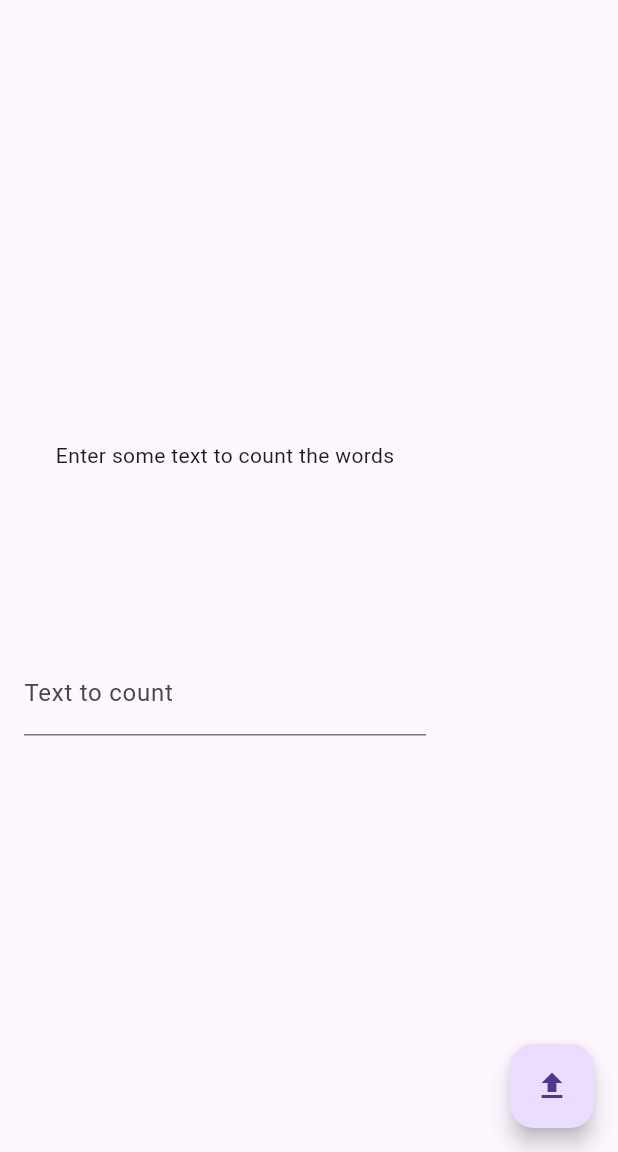
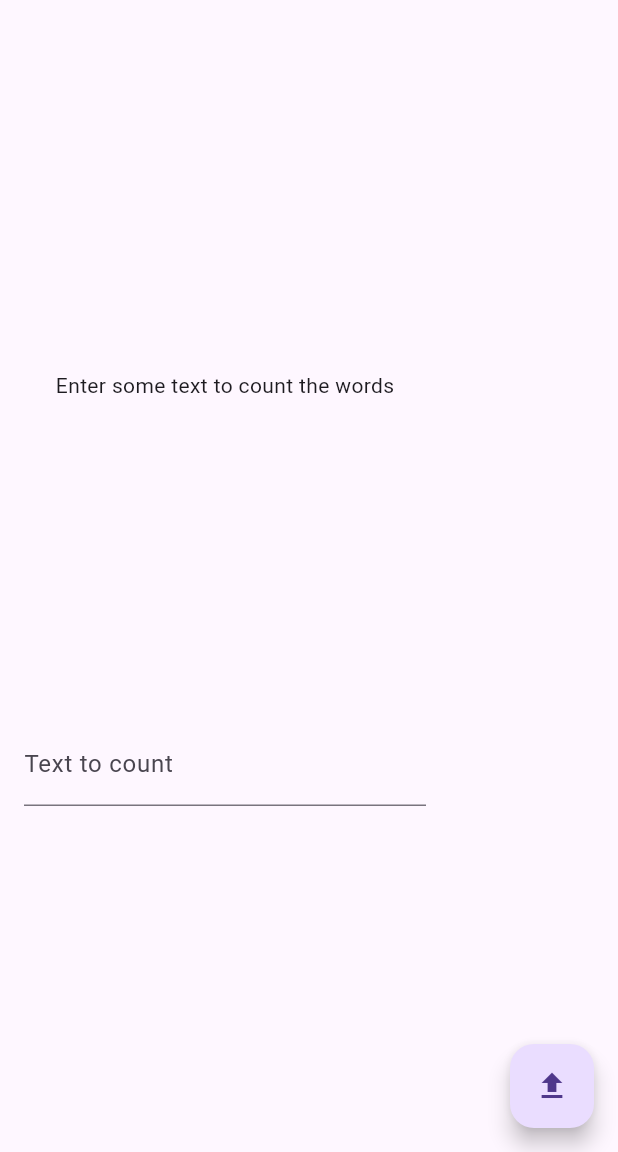
Before and after one commit to WarriorsSami/hci-labs, a Flutter app: the screen it shows after launch, after a tap on the "upload" icon, on a phone screen of 412 x 824 dp, the part 84-1236 px from its top. Run offline on Flutter 3.47's test engine with Material 3 defaults, Android fonts, the light colour scheme and no system bars; our stand-ins replace auto_size_text, bounce, file_picker, fl_chart, flutter_bloc, math_expressions; missing offline and left inert: flutter_debouncer, stopwordies.

Commit message:
perf: add file picker and make ui more responsive for larger text

```diff
--- a/word_counter/lib/bloc/word_counter_cubit.dart
+++ b/word_counter/lib/bloc/word_counter_cubit.dart
@@ -1,5 +1,7 @@
 import 'dart:collection';
+import 'dart:io';
 
+import 'package:file_picker/file_picker.dart';
 import 'package:flutter_bloc/flutter_bloc.dart';
 import 'package:stopwordies/stopwordies.dart';
 
@@ -14,7 +16,7 @@
     final wordRegExp = RegExp(r"\b\w+(?:'\w+)?\b");
     final wordsMap = wordRegExp
         .allMatches(text)
-        .map((match) => match.group(0)!)
+        .map((match) => match.group(0)!.toLowerCase())
         .where((word) => word.isNotEmpty && !stopWords.contains(word))
         .fold<HashMap<String, int>>(HashMap(), (map, word) {
           map.update(
@@ -39,6 +41,16 @@
       },
     );
 
-    emit(WordCounterLoaded(wordsPercentage));
+    emit(WordCounterLoaded(text: text, wordCount: wordsPercentage));
+  }
+
+  Future<void> pickTextFile() async {
+    final result = await FilePicker.platform.pickFiles();
+
+    if (result != null) {
+      final file = File(result.files.single.path!);
+      final text = await file.readAsString();
+      countWords(text);
+    }
   }
 }
--- a/word_counter/lib/bloc/word_counter_state.dart
+++ b/word_counter/lib/bloc/word_counter_state.dart
@@ -5,7 +5,8 @@
 final class WordCounterInitial extends WordCounterState {}
 
 final class WordCounterLoaded extends WordCounterState {
+  final String text;
   final HashMap<String, double> wordCount;
 
-  WordCounterLoaded(this.wordCount);
+  WordCounterLoaded({required this.text, required this.wordCount});
 }
--- a/word_counter/lib/ui/indicator.dart
+++ b/word_counter/lib/ui/indicator.dart
@@ -27,7 +27,7 @@
             color: color,
           ),
         ),
-        const SizedBox(width: 4),
+        const SizedBox(width: 2),
         Text(
           text,
           style: TextStyle(
--- a/word_counter/lib/ui/word_counter_home_page.dart
+++ b/word_counter/lib/ui/word_counter_home_page.dart
@@ -44,7 +44,11 @@
                         ),
                       )
                       : const Text('Enter some text to count the words'),
+                SizedBox(height: 20),
                 TextField(
+                  controller: TextEditingController(
+                    text: state is WordCounterLoaded ? state.text : '',
+                  ),
                   decoration: const InputDecoration(labelText: 'Text to count'),
                   maxLines: null,
                   onChanged: (text) {
@@ -64,7 +68,9 @@
         },
       ),
       floatingActionButton: FloatingActionButton(
-        onPressed: () {},
+        onPressed: () async {
+          await context.read<WordCounterCubit>().pickTextFile();
+        },
         child: const Icon(Icons.upload),
       ),
     );
--- a/word_counter/pubspec.yaml
+++ b/word_counter/pubspec.yaml
@@ -38,6 +38,7 @@
   fl_chart: ^0.70.2
   flutter_debouncer: ^2.0.0
   stopwordies: ^1.0.1
+  file_picker: ^6.1.1
 
 dev_dependencies:
   flutter_test:
```
Also changed, not shown: word_counter/lib/ui/pie_chart_widget.dart (+22 -2 lines), word_counter/pubspec.lock.
